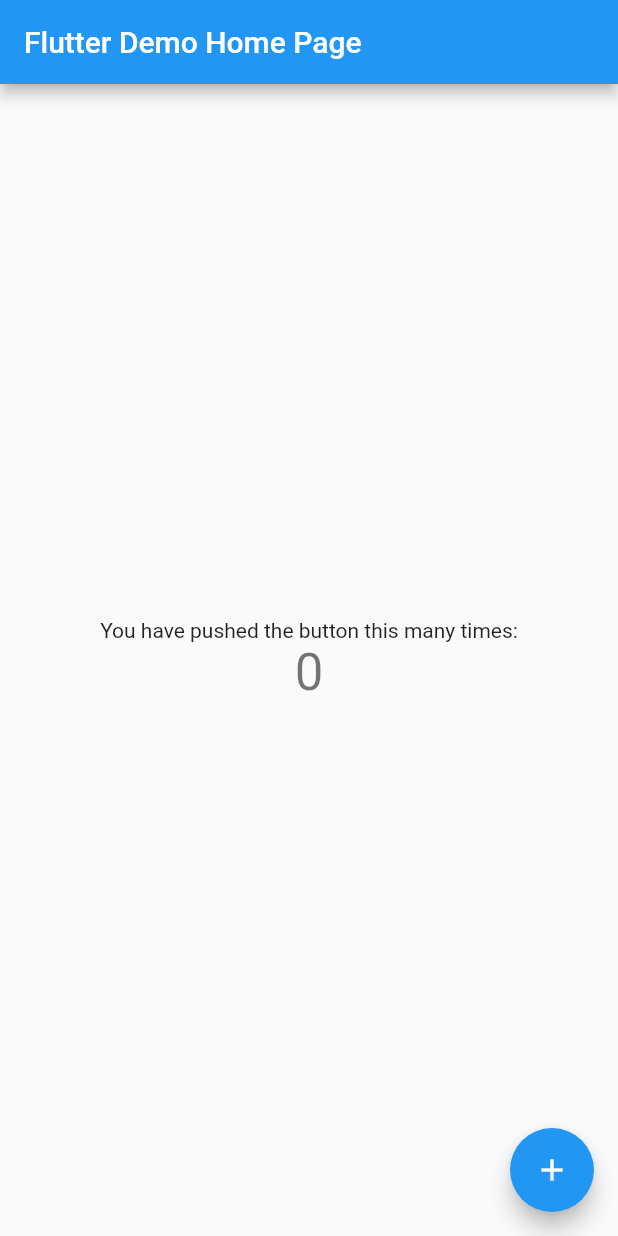
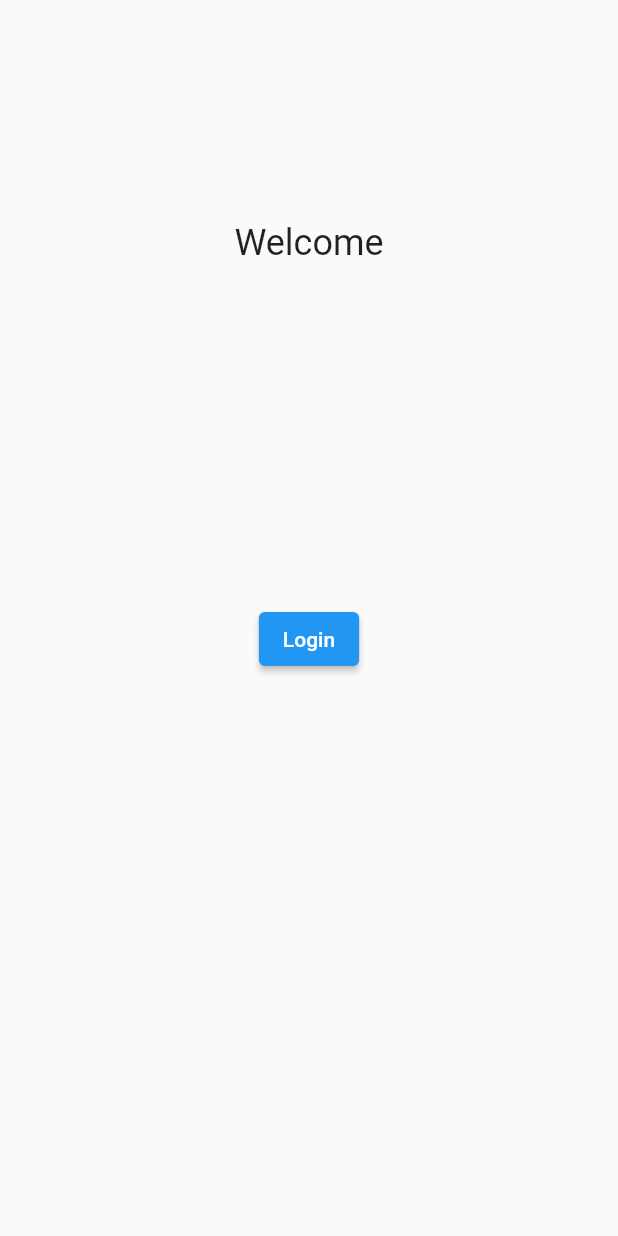
Before and after one commit to Master-Dipankar/Flutter-User, a Flutter app: the screen it shows after launch, on a phone screen of 412 x 824 dp. Run offline on Flutter 3.47's test engine with Material 2 defaults, Android fonts, the phone set to English and light mode, and no system bars.

Commit message:
Login Button no Style

```diff
--- a/lib/main.dart
+++ b/lib/main.dart
@@ -1,115 +1,21 @@
 import 'package:flutter/material.dart';
+import 'package:user/pages/frontPage.dart';
 
-void main() {
+void main(){
   runApp(const MyApp());
 }
-
-class MyApp extends StatelessWidget {
+class MyApp extends StatelessWidget{
   const MyApp({super.key});
-
-  // This widget is the root of your application.
   @override
-  Widget build(BuildContext context) {
+  Widget build(BuildContext context){
     return MaterialApp(
-      title: 'Flutter Demo',
+      debugShowCheckedModeBanner: false,
       theme: ThemeData(
-        // This is the theme of your application.
-        //
-        // Try running your application with "flutter run". You'll see the
-        // application has a blue toolbar. Then, without quitting the app, try
-        // changing the primarySwatch below to Colors.green and then invoke
-        // "hot reload" (press "r" in the console where you ran "flutter run",
-        // or simply save your changes to "hot reload" in a Flutter IDE).
-        // Notice that the counter didn't reset back to zero; the application
-        // is not restarted.
-        primarySwatch: Colors.blue,
+        appBarTheme: const AppBarTheme(
+          backgroundColor:null,
+        )
       ),
-      home: const MyHomePage(title: 'Flutter Demo Home Page'),
+        home: const FrontPage(),
     );
   }
 }
-
-class MyHomePage extends StatefulWidget {
-  const MyHomePage({super.key, required this.title});
-
-  // This widget is the home page of your application. It is stateful, meaning
-  // that it has a State object (defined below) that contains fields that affect
-  // how it looks.
-
-  // This class is the configuration for the state. It holds the values (in this
-  // case the title) provided by the parent (in this case the App widget) and
-  // used by the build method of the State. Fields in a Widget subclass are
-  // always marked "final".
-
-  final String title;
-
-  @override
-  State<MyHomePage> createState() => _MyHomePageState();
-}
-
-class _MyHomePageState extends State<MyHomePage> {
-  int _counter = 0;
-
-  void _incrementCounter() {
-    setState(() {
-      // This call to setState tells the Flutter framework that something has
-      // changed in this State, which causes it to rerun the build method below
-      // so that the display can reflect the updated values. If we changed
-      // _counter without calling setState(), then the build method would not be
-      // called again, and so nothing would appear to happen.
-      _counter++;
-    });
-  }
-
-  @override
-  Widget build(BuildContext context) {
-    // This method is rerun every time setState is called, for instance as done
-    // by the _incrementCounter method above.
-    //
-    // The Flutter framework has been optimized to make rerunning build methods
-    // fast, so that you can just rebuild anything that needs updating rather
-    // than having to individually change instances of widgets.
-    return Scaffold(
-      appBar: AppBar(
-        // Here we take the value from the MyHomePage object that was created by
-        // the App.build method, and use it to set our appbar title.
-        title: Text(widget.title),
-      ),
-      body: Center(
-        // Center is a layout widget. It takes a single child and positions it
-        // in the middle of the parent.
-        child: Column(
-          // Column is also a layout widget. It takes a list of children and
-          // arranges them vertically. By default, it sizes itself to fit its
-          // children horizontally, and tries to be as tall as its parent.
-          //
-          // Invoke "debug painting" (press "p" in the console, choose the
-          // "Toggle Debug Paint" action from the Flutter Inspector in Android
-          // Studio, or the "Toggle Debug Paint" command in Visual Studio Code)
-          // to see the wireframe for each widget.
-          //
-          // Column has various properties to control how it sizes itself and
-          // how it positions its children. Here we use mainAxisAlignment to
-          // center the children vertically; the main axis here is the vertical
-          // axis because Columns are vertical (the cross axis would be
-          // horizontal).
-          mainAxisAlignment: MainAxisAlignment.center,
-          children: <Widget>[
-            const Text(
-              'You have pushed the button this many times:',
-            ),
-            Text(
-              '$_counter',
-              style: Theme.of(context).textTheme.headlineMedium,
-            ),
-          ],
-        ),
-      ),
-      floatingActionButton: FloatingActionButton(
-        onPressed: _incrementCounter,
-        tooltip: 'Increment',
-        child: const Icon(Icons.add),
-      ), // This trailing comma makes auto-formatting nicer for build methods.
-    );
-  }
-}
--- /dev/null
+++ b/lib/pages/frontPage.dart
@@ -0,0 +1,37 @@
+import 'package:flutter/material.dart';
+
+class FrontPage extends StatefulWidget{
+  const FrontPage({Key? key}): super(key:key);
+  @override
+  State<FrontPage> createState() => FrontPageState();
+}
+
+class FrontPageState extends State<FrontPage>{
+  @override
+  Widget build(BuildContext context) {
+    return Scaffold(
+      body: SafeArea(
+        child: Column(
+          mainAxisAlignment: MainAxisAlignment.center,
+          // mainAxisAlignment: MainAxisAlignment.spaceEvenly,
+          children: [
+            const Text('Welcome',
+            style: TextStyle(fontSize:24.0),
+              ),
+            // const SizedBox(height: 70.0),
+            Container(
+              constraints: const BoxConstraints.tightFor(width: 500.0),
+              height: 500.0,
+              alignment: Alignment.center,
+              child: ElevatedButton(
+                onPressed: () {
+                },
+                child: const Text('Login'),
+              ),
+            ),
+          ],
+        ),
+      ),
+    );
+  }
+}
```
